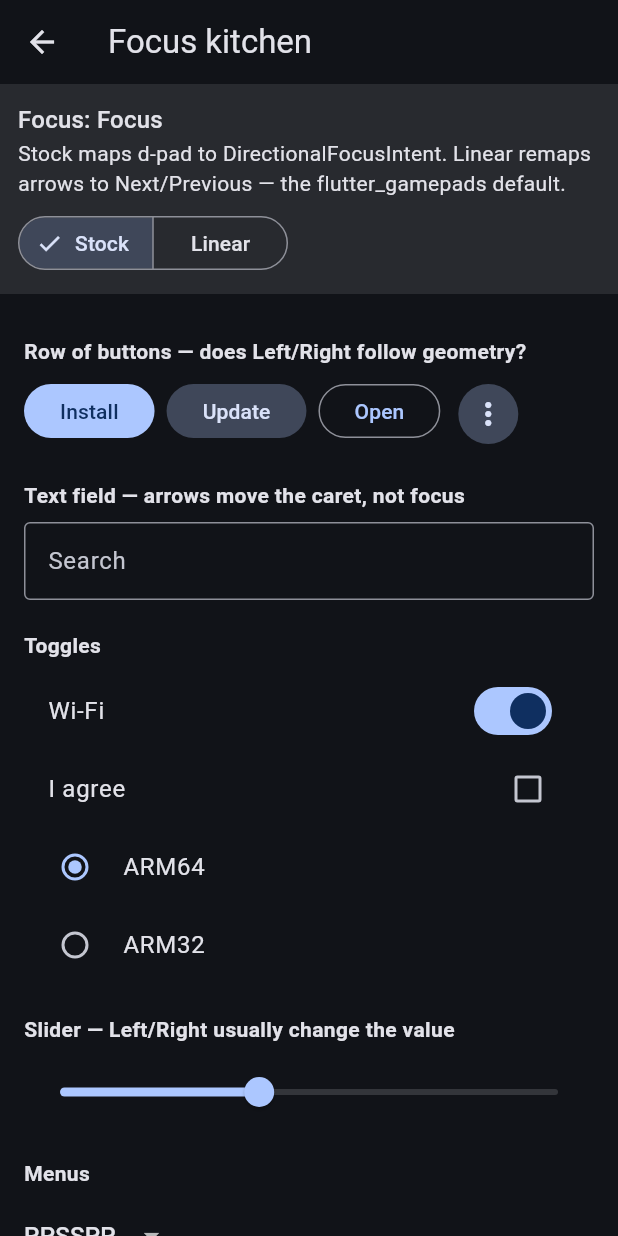
After one commit to anaisbetts/tshop, a Flutter app: the screen it shows after launch, after a tap on "Focus", on a phone screen of 412 x 824 dp. The commit adds this screen. Run offline on Flutter 3.47's test engine with Material 3 defaults, Android fonts, the phone set to English and light mode, and no system bars; our stand-ins replace dio, flutter_cache_manager, go_router, hooks_riverpod, talker_flutter; missing offline and left inert: talker_dio_logger.

Commit message:
Add a focus kitchen of stock Material controls so a d-pad can show whether Flutter's geometric arrows are enough.

```diff
--- /dev/null
+++ b/prototypes/flutter-ui-tests/lib/focus_page.dart
@@ -0,0 +1,344 @@
+import 'package:flutter/material.dart';
+import 'package:flutter/services.dart';
+
+class FocusPage extends StatefulWidget {
+  const FocusPage({super.key});
+
+  @override
+  State<FocusPage> createState() => _FocusPageState();
+}
+
+class _FocusPageState extends State<FocusPage> {
+  final _search = TextEditingController();
+  TraversalMode _mode = TraversalMode.stock;
+  bool _wifi = true;
+  bool _agree = false;
+  String _radio = 'a';
+  double _volume = 0.4;
+  String _core = 'PPSSPP';
+  final _chips = {'ARM', 'x64'};
+  String _focus = 'none';
+
+  @override
+  void initState() {
+    super.initState();
+    FocusManager.instance.addListener(_onFocus);
+  }
+
+  @override
+  void dispose() {
+    FocusManager.instance.removeListener(_onFocus);
+    _search.dispose();
+    super.dispose();
+  }
+
+  @override
+  Widget build(BuildContext context) {
+    return Scaffold(
+      appBar: AppBar(title: const Text('Focus kitchen')),
+      body: Column(
+        children: [
+          _FocusBanner(label: _focus, mode: _mode, onMode: _setMode),
+          Expanded(
+            child: Shortcuts(
+              shortcuts: _mode.shortcuts(),
+              child: ListView(
+                padding: const EdgeInsets.fromLTRB(16, 8, 16, 24),
+                children: [
+                  _section('Row of buttons — does Left/Right follow geometry?'),
+                  Wrap(
+                    spacing: 8,
+                    runSpacing: 8,
+                    children: [
+                      FilledButton(
+                        autofocus: true,
+                        onPressed: () {},
+                        child: const Text('Install'),
+                      ),
+                      FilledButton.tonal(
+                        onPressed: () {},
+                        child: const Text('Update'),
+                      ),
+                      OutlinedButton(
+                        onPressed: () {},
+                        child: const Text('Open'),
+                      ),
+                      IconButton.filledTonal(
+                        onPressed: () {},
+                        tooltip: 'More',
+                        icon: const Icon(Icons.more_vert),
+                      ),
+                    ],
+                  ),
+                  _section('Text field — arrows move the caret, not focus'),
+                  TextField(
+                    controller: _search,
+                    decoration: const InputDecoration(
+                      labelText: 'Search',
+                      border: OutlineInputBorder(),
+                    ),
+                  ),
+                  _section('Toggles'),
+                  SwitchListTile(
+                    title: const Text('Wi-Fi'),
+                    value: _wifi,
+                    onChanged: (v) => setState(() => _wifi = v),
+                  ),
+                  CheckboxListTile(
+                    title: const Text('I agree'),
+                    value: _agree,
+                    onChanged: (v) => setState(() => _agree = v ?? false),
+                  ),
+                  RadioGroup<String>(
+                    groupValue: _radio,
+                    onChanged: (v) {
+                      if (v != null) {
+                        setState(() => _radio = v);
+                      }
+                    },
+                    child: const Column(
+                      children: [
+                        RadioListTile<String>(value: 'a', title: Text('ARM64')),
+                        RadioListTile<String>(value: 'b', title: Text('ARM32')),
+                      ],
+                    ),
+                  ),
+                  _section('Slider — Left/Right usually change the value'),
+                  Slider(
+                    value: _volume,
+                    label: '${(_volume * 100).round()}%',
+                    onChanged: (v) => setState(() => _volume = v),
+                  ),
+                  _section('Menus'),
+                  DropdownButton<String>(
+                    value: _core,
+                    items: const [
+                      DropdownMenuItem(value: 'PPSSPP', child: Text('PPSSPP')),
+                      DropdownMenuItem(
+                        value: 'RetroArch',
+                        child: Text('RetroArch'),
+                      ),
+                      DropdownMenuItem(
+                        value: 'Dolphin',
+                        child: Text('Dolphin'),
+                      ),
+                    ],
+                    onChanged: (v) {
+                      if (v != null) {
+                        setState(() => _core = v);
+                      }
+                    },
+                  ),
+                  PopupMenuButton<String>(
+                    itemBuilder: (context) => const [
+                      PopupMenuItem(value: 'a', child: Text('Details')),
+                      PopupMenuItem(value: 'b', child: Text('Uninstall')),
+                    ],
+                    child: const ListTile(
+                      title: Text('Overflow menu'),
+                      trailing: Icon(Icons.arrow_drop_down),
+                    ),
+                  ),
+                  _section('Chips'),
+                  Wrap(
+                    spacing: 8,
+                    children: [
+                      for (final chip in ['ARM', 'x64', 'Vulkan'])
+                        FilterChip(
+                          label: Text(chip),
+                          selected: _chips.contains(chip),
+                          onSelected: (on) => setState(() {
+                            if (on) {
+                              _chips.add(chip);
+                            } else {
+                              _chips.remove(chip);
+                            }
+                          }),
+                        ),
+                    ],
+                  ),
+                  _section('List tiles'),
+                  const ListTile(
+                    leading: Icon(Icons.sports_esports),
+                    title: Text('PPSSPP'),
+                    subtitle: Text('PlayStation Portable'),
+                    trailing: Icon(Icons.chevron_right),
+                  ),
+                  ListTile(
+                    leading: const Icon(Icons.settings),
+                    title: const Text('Settings row'),
+                    onTap: () {},
+                  ),
+                  _section(
+                    '2×3 grid — Down should not become Next-in-document',
+                  ),
+                  GridView.count(
+                    shrinkWrap: true,
+                    physics: const NeverScrollableScrollPhysics(),
+                    crossAxisCount: 2,
+                    mainAxisSpacing: 8,
+                    crossAxisSpacing: 8,
+                    childAspectRatio: 2.4,
+                    children: [
+                      for (final name in [
+                        'PPSSPP',
+                        'RetroArch',
+                        'Dolphin',
+                        'Flycast',
+                        'Azahar',
+                        'ScummVM',
+                      ])
+                        Card(
+                          child: InkWell(
+                            onTap: () {},
+                            child: Center(child: Text(name)),
+                          ),
+                        ),
+                    ],
+                  ),
+                  ExpansionTile(
+                    title: const Text('Expansion — can you enter and leave?'),
+                    children: [
+                      ListTile(title: const Text('Inside A'), onTap: () {}),
+                      ListTile(title: const Text('Inside B'), onTap: () {}),
+                    ],
+                  ),
+                  _section('Overlay — focus must not leak to the list behind'),
+                  FilledButton.tonal(
+                    onPressed: _openDialog,
+                    child: const Text('Open dialog'),
+                  ),
+                ],
+              ),
+            ),
+          ),
+        ],
+      ),
+    );
+  }
+
+  void _onFocus() {
+    final node = FocusManager.instance.primaryFocus;
+    final next = describeFocus(node);
+    if (next == _focus) {
+      return;
+    }
+    setState(() => _focus = next);
+  }
+
+  void _setMode(TraversalMode mode) {
+    setState(() => _mode = mode);
+  }
+
+  Future<void> _openDialog() async {
+    await showDialog<void>(
+      context: context,
+      builder: (ctx) {
+        return AlertDialog(
+          title: const Text('Modal'),
+          content: const Text(
+            'Can the d-pad reach Cancel and OK? Does Back dismiss? '
+            'When this closes, focus should return to Open dialog.',
+          ),
+          actions: [
+            TextButton(
+              onPressed: () => Navigator.pop(ctx),
+              child: const Text('Cancel'),
+            ),
+            FilledButton(
+              onPressed: () => Navigator.pop(ctx),
+              child: const Text('OK'),
+            ),
+          ],
+        );
+      },
+    );
+  }
+}
+
+class _FocusBanner extends StatelessWidget {
+  const _FocusBanner({
+    required this.label,
+    required this.mode,
+    required this.onMode,
+  });
+
+  final String label;
+  final TraversalMode mode;
+  final ValueChanged<TraversalMode> onMode;
+
+  @override
+  Widget build(BuildContext context) {
+    return Material(
+      color: Theme.of(context).colorScheme.surfaceContainerHigh,
+      child: Padding(
+        padding: const EdgeInsets.all(12),
+        child: Column(
+          crossAxisAlignment: CrossAxisAlignment.start,
+          children: [
+            Text(
+              'Focus: $label',
+              style: Theme.of(context).textTheme.titleMedium,
+            ),
+            const Text(
+              'Stock maps d-pad to DirectionalFocusIntent. Linear remaps '
+              'arrows to Next/Previous — the flutter_gamepads default.',
+            ),
+            const SizedBox(height: 8),
+            SegmentedButton<TraversalMode>(
+              segments: const [
+                ButtonSegment(value: TraversalMode.stock, label: Text('Stock')),
+                ButtonSegment(
+                  value: TraversalMode.linear,
+                  label: Text('Linear'),
+                ),
+              ],
+              selected: {mode},
+              onSelectionChanged: (next) => onMode(next.first),
+            ),
+          ],
+        ),
+      ),
+    );
+  }
+}
+
+enum TraversalMode { stock, linear }
+
+extension on TraversalMode {
+  Map<ShortcutActivator, Intent> shortcuts() {
+    switch (this) {
+      case TraversalMode.stock:
+        return const {};
+      case TraversalMode.linear:
+        return const {
+          SingleActivator(LogicalKeyboardKey.arrowDown): NextFocusIntent(),
+          SingleActivator(LogicalKeyboardKey.arrowRight): NextFocusIntent(),
+          SingleActivator(LogicalKeyboardKey.arrowUp): PreviousFocusIntent(),
+          SingleActivator(LogicalKeyboardKey.arrowLeft): PreviousFocusIntent(),
+        };
+    }
+  }
+}
+
+String describeFocus(FocusNode? node) {
+  if (node == null) {
+    return 'none';
+  }
+  final label = node.debugLabel;
+  if (label != null && label.isNotEmpty) {
+    return label;
+  }
+  final widget = node.context?.widget;
+  if (widget == null) {
+    return node.toStringShort();
+  }
+  return widget.runtimeType.toString();
+}
+
+Widget _section(String title) {
+  return Padding(
+    padding: const EdgeInsets.only(top: 20, bottom: 8),
+    child: Text(title, style: const TextStyle(fontWeight: FontWeight.w600)),
+  );
+}
--- a/prototypes/flutter-ui-tests/lib/main.dart
+++ b/prototypes/flutter-ui-tests/lib/main.dart
@@ -1,6 +1,7 @@
 import 'package:flutter/material.dart';
 
 import 'controller_page.dart';
+import 'focus_page.dart';
 import 'ime_page.dart';
 
 void main() {
@@ -42,6 +43,17 @@ class HomePage extends StatelessWidget {
             onOpen: () => Navigator.of(context).push(
               MaterialPageRoute<void>(builder: (_) => const ControllerPage()),
             ),
+          ),
+          const SizedBox(height: 12),
+          ProtoCard(
+            number: 'Focus',
+            title: 'Widget focus',
+            body:
+                'D-pad through stock Material controls. Compare Flutter\'s '
+                'geometric arrows vs linear next/previous.',
+            onOpen: () => Navigator.of(
+              context,
+            ).push(MaterialPageRoute<void>(builder: (_) => const FocusPage())),
           ),
           const SizedBox(height: 12),
           ProtoCard(
```
Also changed, not shown: 2 other files.
